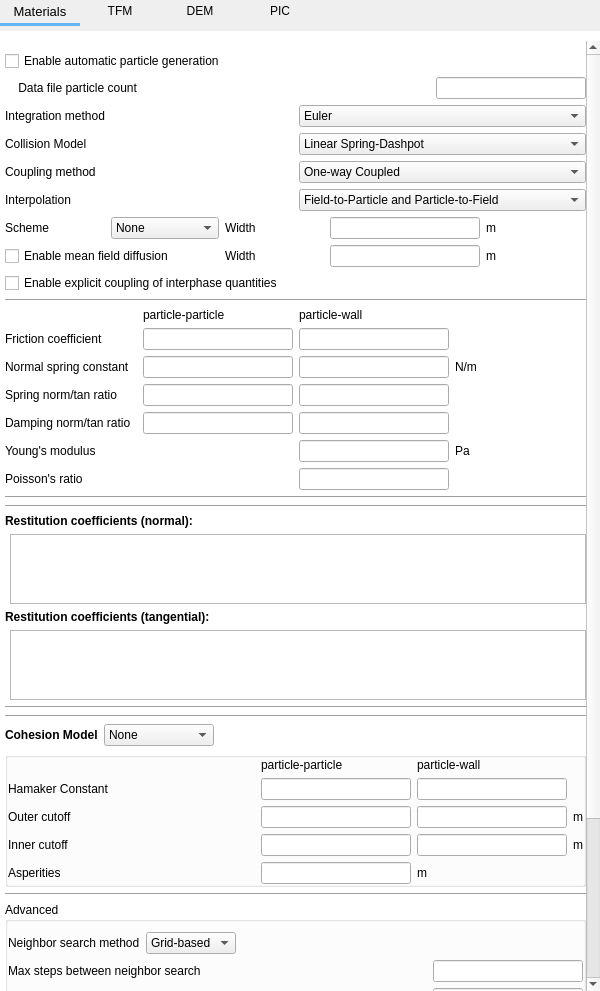
truongd8593/mfix, file mfixgui/uifiles/solids.ui: the form before one commit.
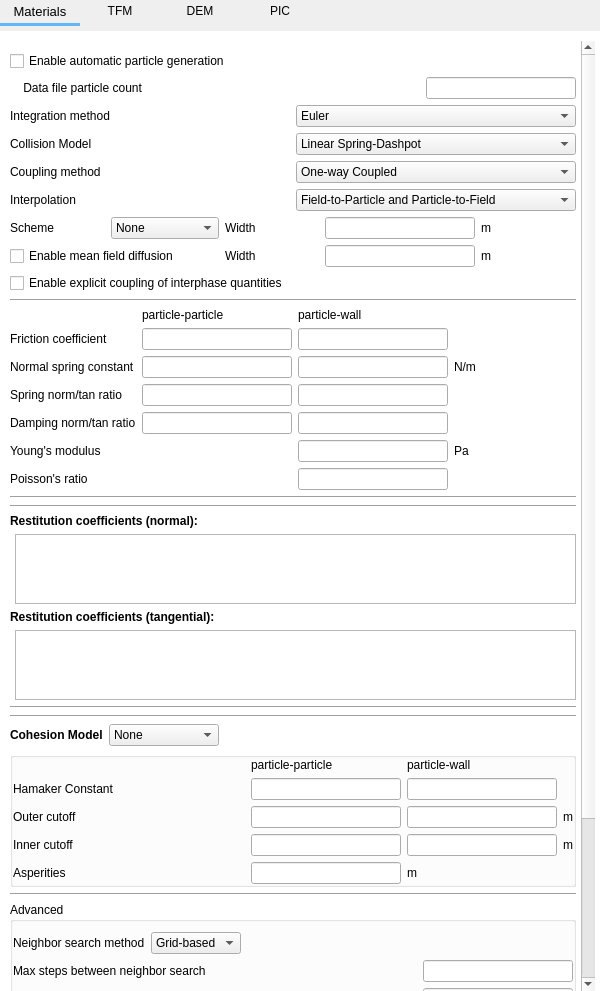
The form after the commit. The open tabs and pages were chosen to show the change. Custom widgets are drawn as their Qt base class.

The edit to the form file:
```diff
--- a/mfixgui/uifiles/solids.ui
+++ b/mfixgui/uifiles/solids.ui
@@ -1730,13 +1730,13 @@
         <number>5</number>
        </property>
        <property name="leftMargin">
-        <number>0</number>
+        <number>5</number>
        </property>
        <property name="topMargin">
         <number>10</number>
        </property>
        <property name="rightMargin">
-        <number>0</number>
+        <number>5</number>
        </property>
        <property name="bottomMargin">
         <number>0</number>
@@ -1762,8 +1762,8 @@
           <property name="geometry">
            <rect>
             <x>0</x>
-            <y>-368</y>
-            <width>587</width>
+            <y>0</y>
+            <width>577</width>
             <height>1314</height>
            </rect>
           </property>
@@ -1783,7 +1783,7 @@
             <number>10</number>
            </property>
            <property name="rightMargin">
-            <number>0</number>
+            <number>5</number>
            </property>
            <property name="bottomMargin">
             <number>0</number>
@@ -3357,6 +3357,11 @@
   </layout>
  </widget>
  <customwidgets>
+  <customwidget>
+   <class>CheckBox</class>
+   <extends>QCheckBox</extends>
+   <header>mfixgui.widgets.base</header>
+  </customwidget>
   <customwidget>
    <class>LineEdit</class>
    <extends>QLineEdit</extends>
@@ -3367,11 +3372,6 @@
    <extends>QComboBox</extends>
    <header>mfixgui.widgets.base</header>
   </customwidget>
-  <customwidget>
-   <class>CheckBox</class>
-   <extends>QCheckBox</extends>
-   <header>mfixgui.widgets.base</header>
-  </customwidget>
  </customwidgets>
  <resources/>
  <connections/>
```
Left out of the diff: 10 changed lines with no effect on the pictures.
